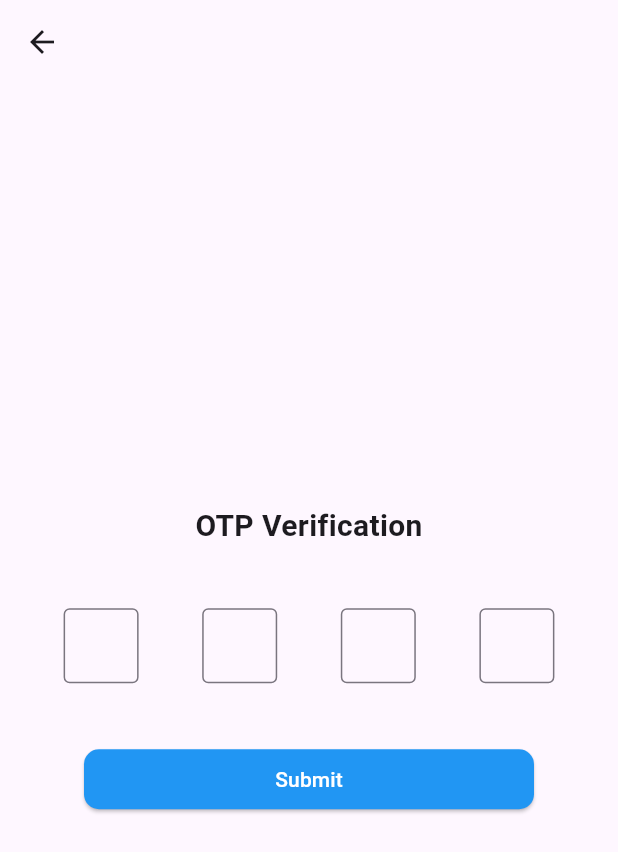
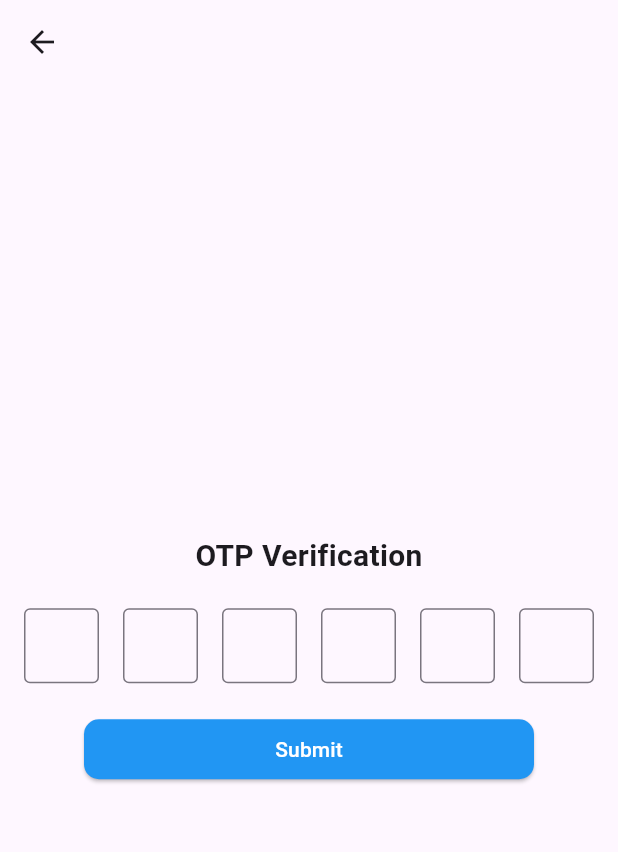
Before and after one commit to realakashdeep/Digital-Health-Care-Application, a Flutter app: the Otp screen opened directly, on a phone screen of 412 x 824 dp. Shown: the top 852 px of the screen. Run offline on Flutter 3.47's test engine with Material 3 defaults, Android fonts, the phone set to English and light mode, and no system bars; our stand-ins replace firebase_auth, firebase_core, flutter_svg; accounts and stored records are empty.

Commit message:
updated UI and functionality

```diff
--- a/lib/screens/user/user_otp.dart
+++ b/lib/screens/user/user_otp.dart
@@ -1,14 +1,38 @@
 import 'package:flutter/material.dart';
 import 'package:final_year_project/screens/user/user_home.dart';
+class Otp extends StatefulWidget {
+  const Otp({super.key});
 
-class Otp extends StatelessWidget {
+  @override
+  State<Otp> createState() => _OtpState();
+}
+
+class _OtpState extends State<Otp> {
+  late List<TextEditingController> _controllers;
+  late List<FocusNode> _focusNodes;
+
+  @override
+  void initState() {
+    super.initState();
+    _controllers = List.generate(6, (index) => TextEditingController());
+    _focusNodes = List.generate(6, (index) => FocusNode());
+  }
+
+  @override
+  void dispose() {
+    for (var node in _focusNodes) {
+      node.dispose();
+    }
+    super.dispose();
+  }
+
   @override
   Widget build(BuildContext context) {
-    return  Scaffold(
+    return Scaffold(
       appBar: AppBar(
         leading: IconButton(
           icon: Icon(Icons.arrow_back),
-            onPressed: (){
+          onPressed: () {
             Navigator.of(context).pop();
           },
         ),
@@ -21,23 +45,36 @@ class Otp extends StatelessWidget {
               'OTP Verification',
               style: TextStyle(fontSize: 20, fontWeight: FontWeight.bold),
             ),
-              SizedBox(height: 40),
+            SizedBox(height: 20), // Reduced spacing
             Row(
               mainAxisAlignment: MainAxisAlignment.spaceEvenly,
-                children: [
-                  NumericTextField(),
-                  NumericTextField(),
-                  NumericTextField(),
-                  NumericTextField(),
-                ],
+              children: List.generate(
+                6,
+                    (index) => NumericTextField(
+                  controller: _controllers[index],
+                  focusNode: _focusNodes[index],
+                  nextFocusNode: index < 5 ? _focusNodes[index + 1] : FocusNode(),
                 ),
-              SizedBox(height: 40), // Space between squares and button
+              ),
+            ),
+            SizedBox(height: 20), // Reduced spacing
             ElevatedButton(
               onPressed: () {
+                String otp = _controllers.map((controller) => controller.text).join('');
+                if (otp.length != 6) {
+                  // Show warning if OTP length is not 6
+                  ScaffoldMessenger.of(context).showSnackBar(
+                    SnackBar(
+                      content: Text('Enter 6 digit OTP'),
+                    ),
+                  );
+                } else {
+                  // Proceed with submission
                   Navigator.push(
                     context,
                     MaterialPageRoute(builder: (context) => UserHome()),
                   );
+                }
               },
               style: ElevatedButton.styleFrom(
                 backgroundColor: Colors.blue,
@@ -58,29 +95,36 @@ class Otp extends StatelessWidget {
   }
 }
 
-class Square extends StatelessWidget {
-  @override
-  Widget build(BuildContext context) {
-    return Container(
-      width: 50,
-      height: 50,
-      color: Colors.blue,
-    );
-  }
-}
 class NumericTextField extends StatelessWidget {
+  final TextEditingController controller;
+  final FocusNode focusNode;
+  final FocusNode nextFocusNode;
+
+  const NumericTextField({
+    required this.controller,
+    required this.focusNode,
+    required this.nextFocusNode,
+  });
+
   @override
   Widget build(BuildContext context) {
     return Container(
       width: 50,
       height: 50,
       child: TextField(
+        controller: controller,
+        focusNode: focusNode,
         keyboardType: TextInputType.number,
-        maxLength: 2, // Limit the input length to 2 characters
-        textAlign: TextAlign.center,
+        maxLength: 1,
+        textAlign: TextAlign.center, // Center font size inside box
+        onChanged: (value) {
+          if (value.isNotEmpty) {
+            nextFocusNode.requestFocus();
+          }
+        },
         decoration: InputDecoration(
           border: OutlineInputBorder(),
-          counterText: '', // Hide the character counter
+          counterText: '', // Hide character counter
         ),
       ),
     );
```
Lines whose indentation alone changed are shown as unchanged.
